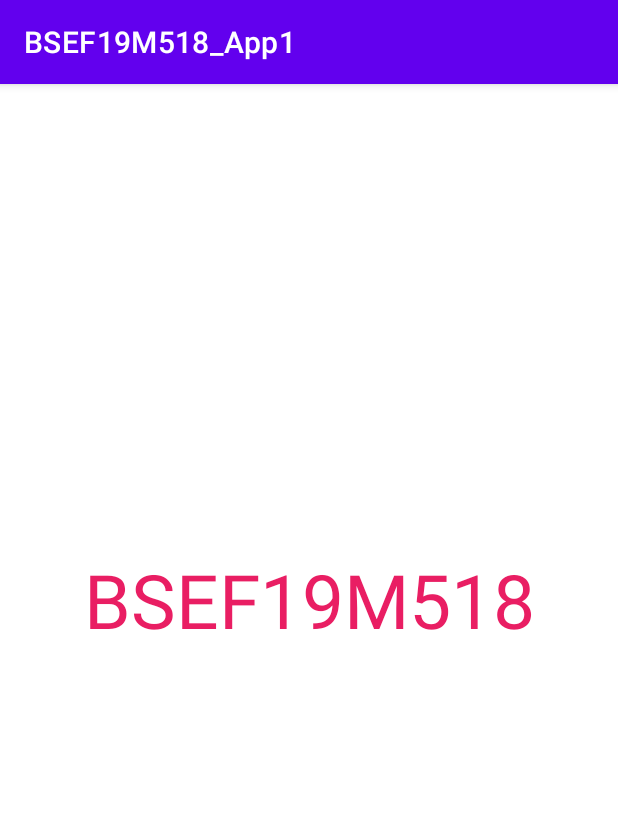
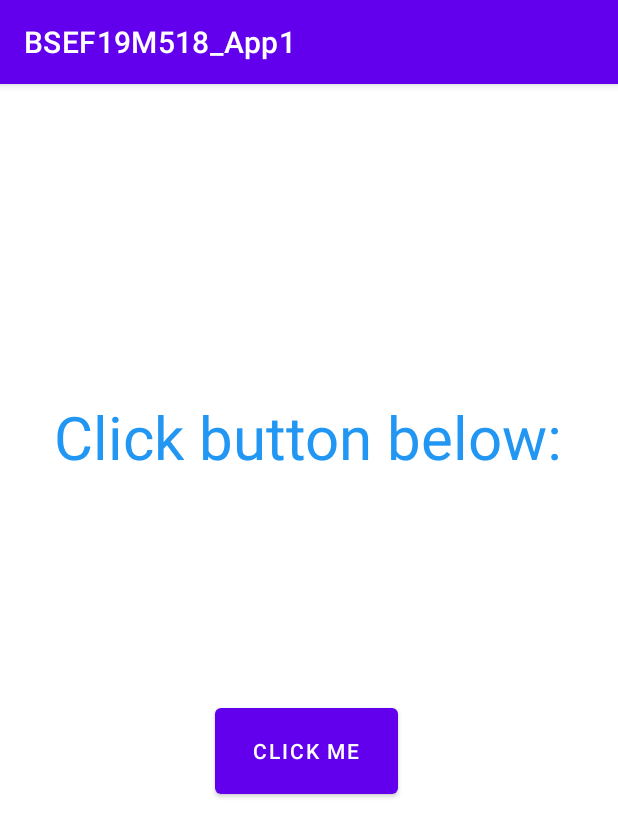
Before and after one commit to BSEF19M518/Mobile_Computing, an Android app: the screen it shows after launch (MainActivity), on a phone screen of 412 x 824 dp. Shown: the top 837 px of the screen. Run offline under Robolectric (Android 15) with nearby library versions, the phone set to English and light mode, and no system bars.

Commit message:
Task02 (button click listener attached to textView)

```diff
--- a/BSEF19M518_App1/app/src/main/java/com/example/bsef19m518_app1/MainActivity.java
+++ b/BSEF19M518_App1/app/src/main/java/com/example/bsef19m518_app1/MainActivity.java
@@ -4,13 +4,36 @@ import androidx.appcompat.app.AppCompatActivity;
 
 import android.os.Bundle;
 import android.view.View;
+import android.widget.Button;
+import android.widget.TextView;
 import android.widget.Toast;
 
 public class MainActivity extends AppCompatActivity {
 
+    Button button;
+    TextView textView;
+
+    boolean b=true;
     @Override
     protected void onCreate(Bundle savedInstanceState) {
         super.onCreate(savedInstanceState);
         setContentView(R.layout.activity_main);
+
+
+        button=findViewById(R.id.button);
+        textView=findViewById(R.id.textView);
+        button.setOnClickListener(new View.OnClickListener() {
+            @Override
+            public void onClick(View view) {
+                if(b) {
+                    b=false;
+                    textView.setText("BSEF19M518");
+                }
+                else{
+                    b=true;
+                    textView.setText("Click button below:");
+                }
+            }
+        });
     }
 }
--- a/BSEF19M518_App1/app/src/main/res/layout/activity_main.xml
+++ b/BSEF19M518_App1/app/src/main/res/layout/activity_main.xml
@@ -7,16 +7,26 @@
     tools:context=".MainActivity">
 
     <TextView
-        android:id="@+id/textView2"
+        android:id="@+id/textView"
         android:layout_width="wrap_content"
         android:layout_height="wrap_content"
-        android:text="BSEF19M518"
-        android:textColor="#E91E63"
-        android:textSize="50dp"
-        app:layout_constraintBottom_toBottomOf="parent"
+        android:layout_marginTop="208dp"
+        android:text="Click button below:"
+        android:textColor="#2196F3"
+        android:textSize="40dp"
         app:layout_constraintEnd_toEndOf="parent"
+        app:layout_constraintHorizontal_bias="0.492"
         app:layout_constraintStart_toStartOf="parent"
-        app:layout_constraintTop_toTopOf="parent"
-        app:layout_constraintVertical_bias="0.442" />
+        app:layout_constraintTop_toTopOf="parent" />
 
+    <Button
+        android:id="@+id/button"
+        android:layout_width="122dp"
+        android:layout_height="69dp"
+        android:layout_marginTop="148dp"
+        android:text="Click me"
+        app:layout_constraintEnd_toEndOf="@+id/textView"
+        app:layout_constraintHorizontal_bias="0.495"
+        app:layout_constraintStart_toStartOf="@+id/textView"
+        app:layout_constraintTop_toBottomOf="@+id/textView" />
 </androidx.constraintlayout.widget.ConstraintLayout>
```
